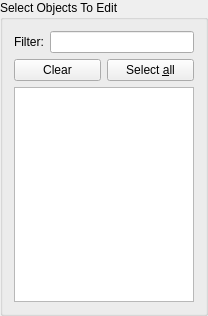
The window that src/libkstapp/editmultiplewidget.ui (Kst-plot/kst) describes before a commit, drawn with Qt 5.
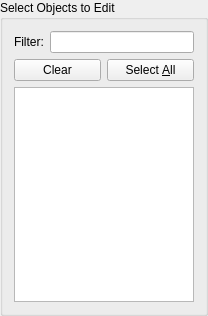
The same window after the commit.

What changed in the file:
```diff
--- a/src/libkstapp/editmultiplewidget.ui
+++ b/src/libkstapp/editmultiplewidget.ui
@@ -22,10 +22,10 @@
    <property name="margin" >
     <number>0</number>
    </property>
-   <item row="0" column="0" >
-    <widget class="QGroupBox" name="groupBox6" >
-     <property name="title" >
-      <string>Select Objects To Edit</string>
+   <item row="0" column="0">
+    <widget class="QGroupBox" name="groupBox6">
+     <property name="title">
+      <string>Select Objects to Edit</string>
      </property>
      <layout class="QGridLayout" name="gridLayout" >
       <item row="0" column="0" >
@@ -67,9 +67,9 @@
          </widget>
         </item>
         <item>
-         <widget class="QPushButton" name="_selectAllBut" >
-          <property name="text" >
-           <string>Select &amp;all</string>
+         <widget class="QPushButton" name="_selectAllBut">
+          <property name="text">
+           <string>Select &amp;All</string>
           </property>
          </widget>
         </item>
@@ -80,7 +80,7 @@
    </item>
   </layout>
  </widget>
- <layoutdefault spacing="6" margin="11" />
+ <layoutdefault spacing="6" margin="11"/>
  <tabstops>
   <tabstop>_filterEdit</tabstop>
  </tabstops>
```
Left out of the diff: 63 changed lines with no effect on the pictures.
